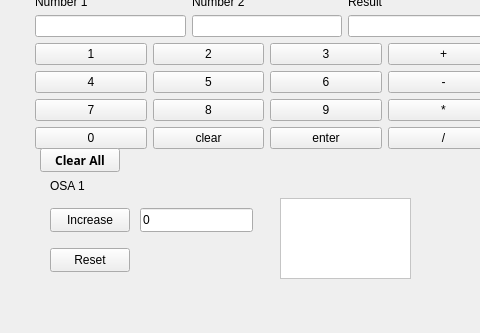
antnyk/olio-ohjelmointi, file tehtava6/mainwindow.ui: the form before one commit; both pictures show x 0 to 480 and y 212 to 545 of the 567 by 545 pixel window.
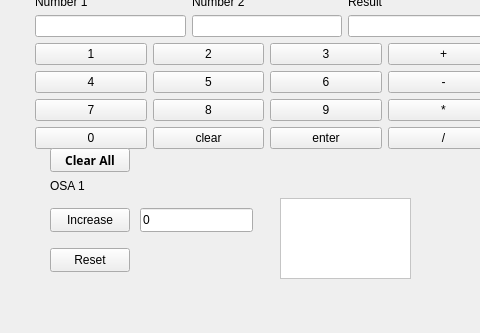
The form after the commit.

Commit message: errors fixed and removed stuff.

```diff
--- a/tehtava6/mainwindow.ui
+++ b/tehtava6/mainwindow.ui
@@ -738,7 +738,7 @@
    <widget class="QPushButton" name="btnClearAll">
     <property name="geometry">
      <rect>
-      <x>40</x>
+      <x>50</x>
       <y>360</y>
       <width>80</width>
       <height>24</height>
```
The commit also changes 2 other files.
